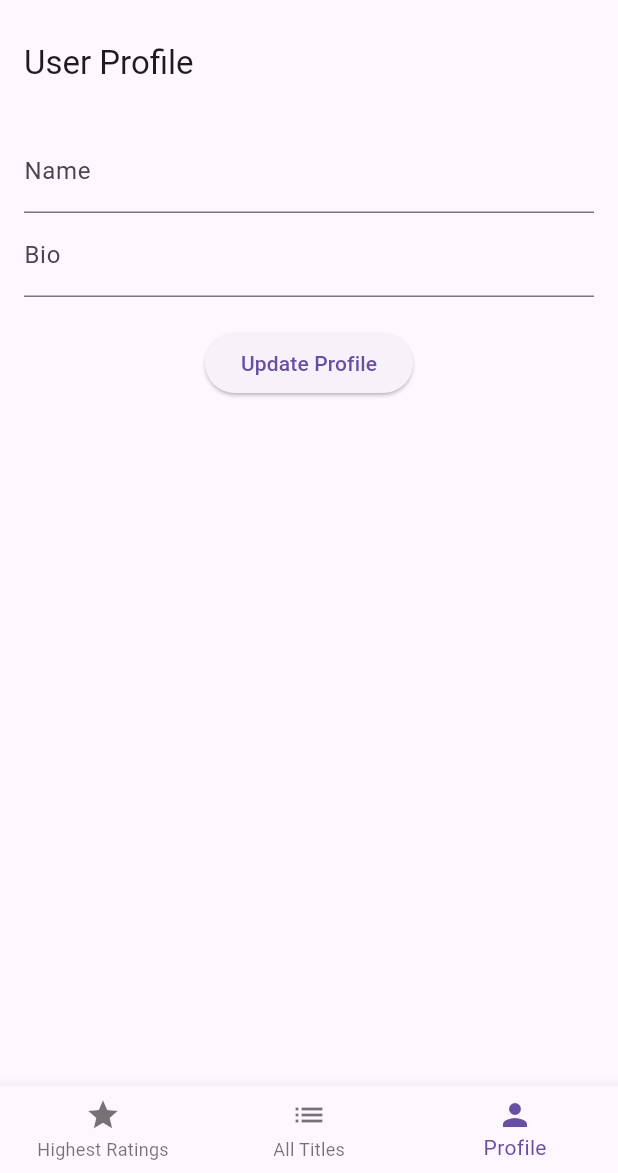
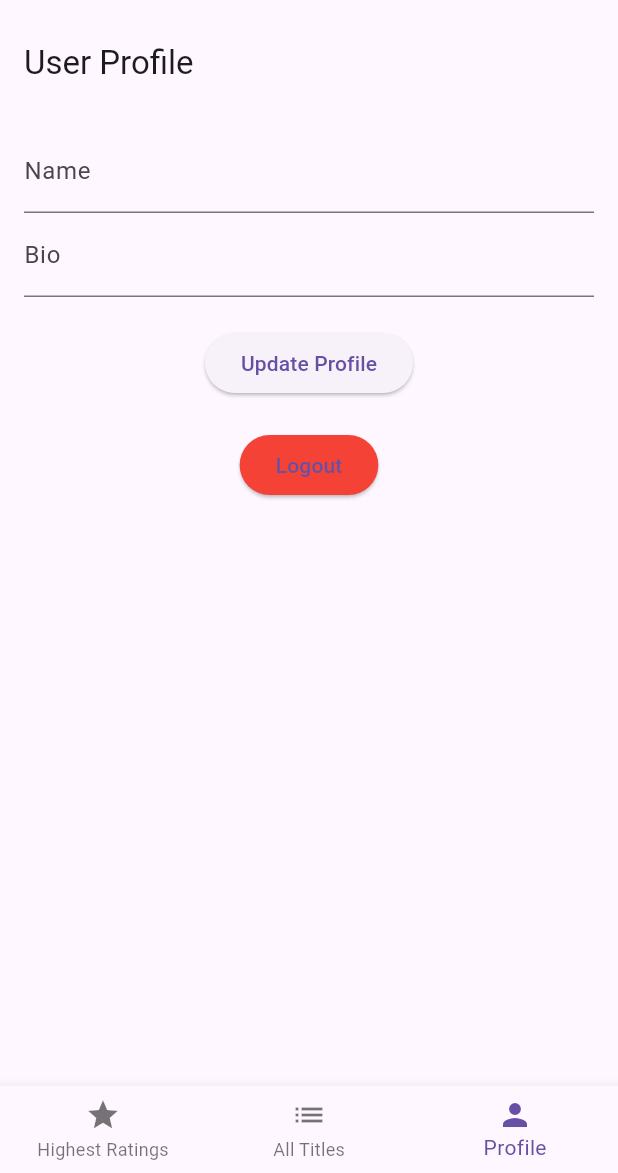
Before and after one commit to Megunut/Youre-Adapted, a Flutter app: the screen it shows once a user with an empty profile is signed in, item 3 of the bottom bar chosen, on a phone screen of 412 x 824 dp, the part 63-1236 px from its top. Run offline on Flutter 3.47's test engine with Material 3 defaults, Android fonts, the phone set to English and light mode, and no system bars; our stand-ins replace cloud_firestore, firebase_auth, firebase_core, lottie; missing offline and left inert: firebase_ui_auth, firebase_ui_oauth_google; accounts and stored records are empty.

Commit message:
Refactor ProfileScreen to include logout functionality and navigate to SplashScreen

```diff
--- a/lib/screens/profile_screen.dart
+++ b/lib/screens/profile_screen.dart
@@ -2,6 +2,7 @@ import 'package:flutter/material.dart';
 import '../services/user_profile_service.dart';
 import '../models/user_profile.dart';
 import 'package:firebase_auth/firebase_auth.dart';
+import '../splash.dart';
 
 class ProfileScreen extends StatefulWidget {
   @override
@@ -54,6 +55,14 @@ class _ProfileScreenState extends State<ProfileScreen> {
     });
   }
 
+  // Logs out the user and navigates to the login screen
+  void _logout() async {
+    await FirebaseAuth.instance.signOut();
+    Navigator.of(context).pushReplacement(
+      MaterialPageRoute(builder: (context) => SplashScreen()),
+    );
+  }
+
   @override
   Widget build(BuildContext context) {
     return Scaffold(
@@ -79,6 +88,14 @@ class _ProfileScreenState extends State<ProfileScreen> {
                     onPressed: _updateUserProfile,
                     child: Text('Update Profile'),
                   ),
+                  SizedBox(height: 20), // Add some spacing between buttons
+                  ElevatedButton(
+                    onPressed: _logout,
+                    style: ElevatedButton.styleFrom(
+                      backgroundColor: Colors.red, // Set the button color to red
+                    ),
+                    child: Text('Logout'),
+                  ),
                 ],
               ),
             ),
```
